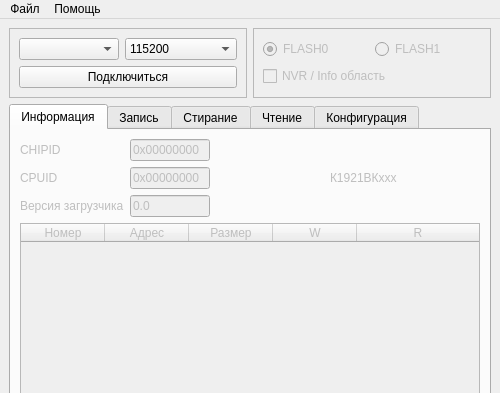
This is app/ui/main.ui in ntsfv/flasher as Qt 5 draws it before an edit; both pictures show x 0 to 500 and y 0 to 393 of the 500 by 600 pixel window. The edited form follows.
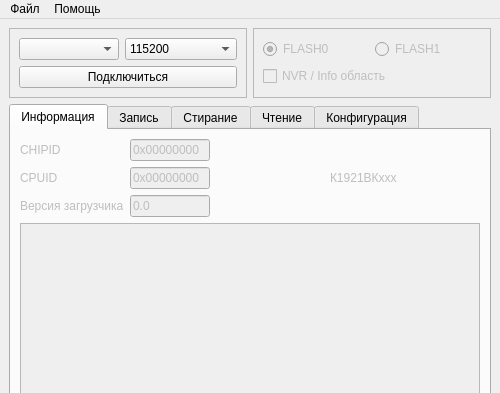
This is the edited form. Icons and pictures are not drawn.

Patch:
```diff
--- a/app/ui/main.ui
+++ b/app/ui/main.ui
@@ -331,7 +331,7 @@
            <bool>false</bool>
           </property>
           <attribute name="horizontalHeaderVisible">
-           <bool>true</bool>
+           <bool>false</bool>
           </attribute>
           <attribute name="horizontalHeaderDefaultSectionSize">
            <number>84</number>
```
Left out of the diff: 358 changed lines with no effect on the pictures.
